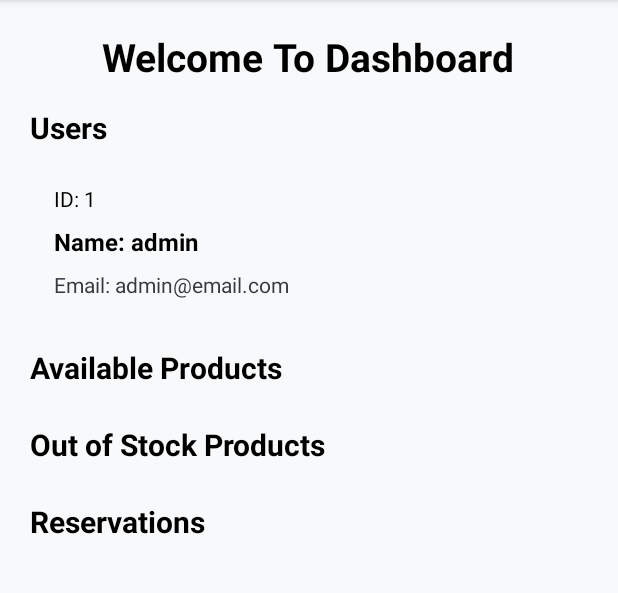
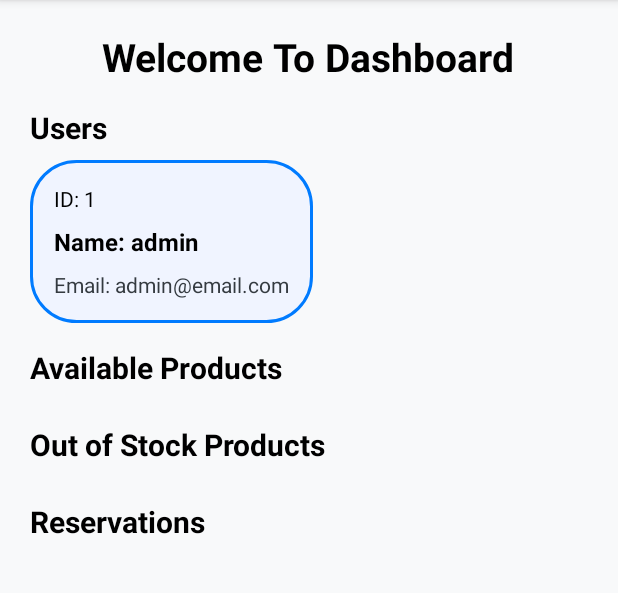
Before and after one commit to Must-Addazi/Mobile-android-app, an Android app: the fragment DashboardFragment shown on its own in the app's theme, on a phone screen of 412 x 824 dp, the part 84-677 px from its top. Run offline under Robolectric (Android 15) with nearby library versions, the phone set to English and light mode, and no system bars; our stand-ins replace Room's generated code.

Commit message:
refine code

```diff
--- a/app/src/main/java/ma/ensas/mini_projet/MainActivity.kt
+++ b/app/src/main/java/ma/ensas/mini_projet/MainActivity.kt
@@ -40,7 +40,7 @@ class MainActivity : AppCompatActivity() {
 
         initializeDefaultAdmin()
 
-        val sessionManager: SessionManager = SessionManager(this)
+        val sessionManager = SessionManager(this)
 
         binding = ActivityMainBinding.inflate(layoutInflater)
         setContentView(binding.root)
@@ -73,8 +73,6 @@ class MainActivity : AppCompatActivity() {
             }
         }
 
-        // Passing each menu ID as a set of Ids because each
-        // menu should be considered as top level destinations.
         appBarConfiguration = AppBarConfiguration(
             setOf(
                 R.id.nav_home,
@@ -111,7 +109,7 @@ class MainActivity : AppCompatActivity() {
                         drawerLayout.closeDrawer(GravityCompat.START)
                     } else {
                         drawerLayout.closeDrawer(GravityCompat.START)
-                        Log.i("userRole", "Access denied: ${usersRole}")
+                        Log.i("userRole", "Access denied: $usersRole")
                         Toast.makeText(this, "Access Denied: Admins Only", Toast.LENGTH_SHORT).show()
                     }
                     true
--- a/app/src/main/java/ma/ensas/mini_projet/data/entities/Reservation.kt
+++ b/app/src/main/java/ma/ensas/mini_projet/data/entities/Reservation.kt
@@ -24,5 +24,6 @@ data class Reservation(
     // foreign keys
     val userId: Int,
     val productId: Int,
+
     val quantity:Int
 )
--- a/app/src/main/java/ma/ensas/mini_projet/ui/auth/LoginFragment.kt
+++ b/app/src/main/java/ma/ensas/mini_projet/ui/auth/LoginFragment.kt
@@ -7,7 +7,6 @@ import androidx.fragment.app.Fragment
 import android.view.LayoutInflater
 import android.view.View
 import android.view.ViewGroup
-import android.widget.Toast
 import androidx.lifecycle.Observer
 import androidx.lifecycle.ViewModelProvider
 import androidx.navigation.fragment.findNavController
@@ -55,7 +54,6 @@ class LoginFragment : Fragment() {
 
         loginViewModel.loginStatus.observe(viewLifecycleOwner, Observer { success ->
             if(success) {
-                // I have to save the user's context
                 findNavController().navigate(R.id.action_loginFragment_to_homeFragment)
             }
             else {
--- a/app/src/main/java/ma/ensas/mini_projet/ui/dashboard/DashboardFragment.kt
+++ b/app/src/main/java/ma/ensas/mini_projet/ui/dashboard/DashboardFragment.kt
@@ -31,7 +31,7 @@ class DashboardFragment : Fragment() {
     ): View {
         _binding = FragmentDashboardBinding.inflate(inflater, container, false)
         dashboardViewModel = ViewModelProvider(this)[DashboardViewModel::class.java]
-    Log.i("mustapha","fragment en create")
+
         setupRecyclerView()
         observeViewModel()
 
--- a/app/src/main/java/ma/ensas/mini_projet/ui/profile/ProfileFragment.kt
+++ b/app/src/main/java/ma/ensas/mini_projet/ui/profile/ProfileFragment.kt
@@ -35,10 +35,7 @@ class ProfileFragment : Fragment() {
     @SuppressLint("SimpleDateFormat")
     val format = SimpleDateFormat("yyyy-MM-dd")
 
-    // Store selected image as a ByteArray
-    private var selectedImageByteArray: ByteArray? = null
-
-    // Activity Result Launcher for picking an image
+    // picking an image
     @SuppressLint("SetTextI18n")
     private val pickImageLauncher = registerForActivityResult(
         ActivityResultContracts.GetContent()
--- a/app/src/main/java/ma/ensas/mini_projet/ui/reservation/ReservationAdapter.kt
+++ b/app/src/main/java/ma/ensas/mini_projet/ui/reservation/ReservationAdapter.kt
@@ -30,12 +30,14 @@ class ReservationAdapter(private var reservationList:List<ReservationDTO>,
             reservationList = newReservation
             notifyDataSetChanged()
         }
+
         override fun onCreateViewHolder(parent: ViewGroup, viewType: Int): ReservationViewHolder {
             val binding = ItemReservationBinding.inflate(
                 LayoutInflater.from(parent.context), parent, false
             )
             return ReservationViewHolder(binding)
         }
+
         override fun onBindViewHolder(holder: ReservationViewHolder, position: Int) {
             holder.bind(reservationList[position])
         }
--- a/app/src/main/java/ma/ensas/mini_projet/ui/splash/SplashFragment.kt
+++ b/app/src/main/java/ma/ensas/mini_projet/ui/splash/SplashFragment.kt
@@ -44,7 +44,7 @@ class SplashFragment : Fragment() {
     override fun onViewCreated(view: View, savedInstanceState: Bundle?) {
         super.onViewCreated(view, savedInstanceState)
 
-        splashViewModel = ViewModelProvider(this).get(SplashViewModel::class.java)
+        splashViewModel = ViewModelProvider(this)[SplashViewModel::class.java]
         splashViewModel.isAlreadyAuthenticated()
 
         splashViewModel.userAlreadyLoggedIn.observe(viewLifecycleOwner, Observer { userAuthenticated ->
--- a/app/src/main/java/ma/ensas/mini_projet/viewModels/DashboardViewModel.kt
+++ b/app/src/main/java/ma/ensas/mini_projet/viewModels/DashboardViewModel.kt
@@ -1,5 +1,6 @@
 package ma.ensas.mini_projet.viewModels
 
+import android.annotation.SuppressLint
 import android.app.Application
 import android.util.Log
 import androidx.lifecycle.*
@@ -38,11 +39,11 @@ class DashboardViewModel(app: Application) : AndroidViewModel(app) {
     private fun loadUsers() {
         viewModelScope.launch(Dispatchers.IO) {
             try {
-                Log.i("mustapha","load users")
+                Log.i("loadUsers","load users")
                 val usersList = userDao.getUsers()
                 _users.postValue(usersList)
             } catch (ex: Exception) {
-                Log.e("mustapha", "Error loading users: ${ex.message}")
+                Log.e("loadUsers", "Error loading users: ${ex.message}")
             }
         }
     }
@@ -51,13 +52,13 @@ class DashboardViewModel(app: Application) : AndroidViewModel(app) {
         viewModelScope.launch(Dispatchers.IO) {
             try {
                 val availableProductsList = productDao.getAvailableProducts()
-                    _availableProducts.postValue(availableProductsList)
+                _availableProducts.postValue(availableProductsList)
 
-                Log.i("mustapha"," availble product $availableProductsList")
+                Log.i("products"," available product $availableProductsList")
 
                 val outOfStockProductsList = productDao.getOutOfStockProducts()
                     _outOfStockProducts.postValue(outOfStockProductsList)
-                Log.i("mustapha"," not availble product ${outOfStockProductsList}")
+                Log.i("outOfStockProducts"," not available product ${outOfStockProductsList}")
 
             } catch (ex: Exception) {
                 Log.e("DashboardViewModel", "Error loading products: ${ex.message}")
--- a/app/src/main/java/ma/ensas/mini_projet/viewModels/LoginViewModel.kt
+++ b/app/src/main/java/ma/ensas/mini_projet/viewModels/LoginViewModel.kt
@@ -20,7 +20,6 @@ class LoginViewModel(app: Application) : AndroidViewModel(app) {
     val loginStatus: LiveData<Boolean> get() = _loginStatus
 
     private val _loggedInUser = MutableLiveData<User?>()
-    val loggedInUser: LiveData<User?> get() = _loggedInUser
 
     fun authenticateUser(username: String, password: String) {
         viewModelScope.launch {
--- a/app/src/main/java/ma/ensas/mini_projet/viewModels/ReservationViewModel.kt
+++ b/app/src/main/java/ma/ensas/mini_projet/viewModels/ReservationViewModel.kt
@@ -31,7 +31,7 @@ class ReservationViewModel(app: Application) : AndroidViewModel(app) {
             reservationDao.getAllReservations().collect { reservations ->
                 val reservationDTOList = reservations.map { reservation ->
                     val productName = productDao.getProductNameById(reservation.productId)
-                    Log.i("mustapha","product name : $productName")
+                    Log.i("reservationVM","product name : $productName")
                     mapToReservationDTO(reservation, productName)
                 }
                 _reservationDTOs.postValue(reservationDTOList)
--- /dev/null
+++ b/app/src/main/res/drawable/dash_item_bg.xml
@@ -0,0 +1,7 @@
+<?xml version="1.0" encoding="utf-8"?>
+<shape xmlns:android="http://schemas.android.com/apk/res/android">
+    <solid android:color="#F0F4FF" />
+    <corners android:radius="30dp" />
+    <stroke android:color="@color/blue_color"
+        android:width="2dp" />
+</shape>
--- a/app/src/main/res/layout/dashboard_item_product.xml
+++ b/app/src/main/res/layout/dashboard_item_product.xml
@@ -1,8 +1,10 @@
 <?xml version="1.0" encoding="utf-8"?>
 <androidx.constraintlayout.widget.ConstraintLayout xmlns:android="http://schemas.android.com/apk/res/android"
     xmlns:app="http://schemas.android.com/apk/res-auto"
-    android:layout_width="match_parent"
-    android:layout_height="match_parent">
+    android:layout_width="wrap_content"
+    android:layout_height="wrap_content"
+    android:gravity="start"
+    android:background="@drawable/dash_item_bg">
 
     <LinearLayout
         android:layout_width="wrap_content"
--- a/app/src/main/res/layout/dashboard_item_user.xml
+++ b/app/src/main/res/layout/dashboard_item_user.xml
@@ -1,11 +1,12 @@
 <?xml version="1.0" encoding="utf-8"?>
 <LinearLayout
     xmlns:android="http://schemas.android.com/apk/res/android"
-    android:layout_width="match_parent"
+    android:layout_width="wrap_content"
     android:layout_height="wrap_content"
     android:orientation="vertical"
     android:padding="16dp"
-    android:gravity="start">
+    android:gravity="start"
+    android:background="@drawable/dash_item_bg">
 
     <!-- User ID -->
     <TextView
```
Also changed, not shown: app/src/main/java/ma/ensas/mini_projet/ui/home/DetailsFragment.kt (+4 -4 lines), app/src/main/java/ma/ensas/mini_projet/ui/reservation/ReservationFragment.kt (+1 -7 lines), app/src/main/java/ma/ensas/mini_projet/viewModels/DetailsViewModel.kt (+7 -3 lines), app/src/main/java/ma/ensas/mini_projet/viewModels/HomeViewModel.kt (+24 -46 lines), app/src/main/res/layout/dashboard_item_reservation.xml (+7 -5 lines), 2 other files.
